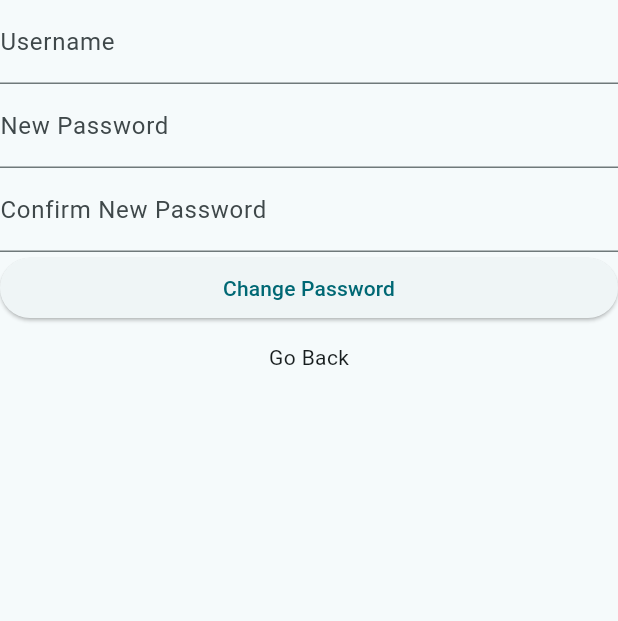
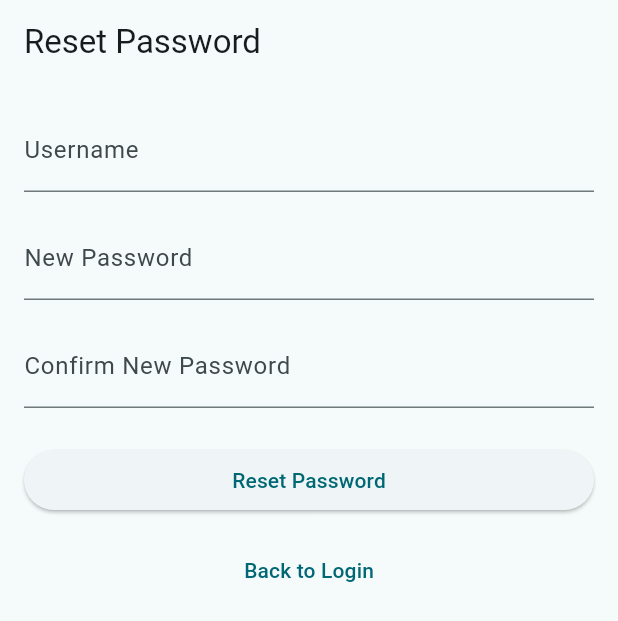
Before and after one commit to aprameyak/recipedia-flutterapp, a Flutter app: the screen it shows after launch, after a tap on "Forgot Password?", on a phone screen of 412 x 824 dp. Shown: the top 621 px of the screen. Run offline on Flutter 3.47's test engine with Material 3 defaults, Android fonts, the phone set to English and light mode, and no system bars; our stand-ins replace flutter_dotenv, google_fonts, settings_ui, supabase_flutter; accounts and stored records are empty.

Commit message:
landing page is kinda cool now. reset password and registration are not kinda cool, and reset password backend logic isn't there yet.

```diff
--- a/frontend/lib/auth/gate.dart
+++ b/frontend/lib/auth/gate.dart
@@ -2,17 +2,12 @@ import 'package:flutter/material.dart';
 import 'package:cooking_app/pages/login.dart';
 import 'package:cooking_app/pages/home.dart';
 import 'package:http/http.dart' as http;
-import 'dart:convert';
 import 'package:supabase_flutter/supabase_flutter.dart';
+
 class AuthGate extends StatelessWidget {
-
-  @override
-  void initState() {
-
-  }
-
   Future<void> sendDataToBackend(Map<String, dynamic> data) async {
-    final accessToken = Supabase.instance.client.auth.currentSession?.accessToken;
+    final accessToken =
+        Supabase.instance.client.auth.currentSession?.accessToken;
     if (accessToken == null) return;
 
     final response = await http.get(
@@ -23,9 +18,9 @@ class AuthGate extends StatelessWidget {
       },
     );
     if (response.statusCode == 200) {
-      print("Profile loaded successfully");
+      debugPrint("Profile loaded successfully");
     } else {
-      print("Failed: ${response.statusCode}");
+      debugPrint("Failed: ${response.statusCode}");
     }
   }
 
--- a/frontend/lib/pages/login.dart
+++ b/frontend/lib/pages/login.dart
@@ -4,9 +4,9 @@ import 'package:flutter/material.dart';
 import 'package:cooking_app/pages/reg.dart';
 import 'package:http/http.dart' as http;
 import 'dart:convert';
-import 'dart:math'; // For Random()
-import 'package:flutter_dotenv/flutter_dotenv.dart'; // For dotenv
-import 'package:supabase_flutter/supabase_flutter.dart';
+import 'dart:math';
+import 'package:flutter_dotenv/flutter_dotenv.dart';
+import 'package:google_fonts/google_fonts.dart';
 
 class LoginPage extends StatefulWidget {
   const LoginPage({super.key});
@@ -15,7 +15,7 @@ class LoginPage extends StatefulWidget {
   State<LoginPage> createState() => _LoginPageState();
 }
 
-//App selects a random background from unsplash upon opening the app
+//App selects a random background from pexel upon opening the app
 class _BackgroundRNG extends StatefulWidget {
   final Widget child;
   const _BackgroundRNG({required this.child});
@@ -30,8 +30,6 @@ class _BackgroundRNGState extends State<_BackgroundRNG> {
   @override
   void initState() {
     super.initState();
-    //Loads the image url BEFORE the build()
-    //Goes constructor, createState(), initState(), build()
     _imageUrlFuture = fetchRandomImageUrl('food');
     debugPrint("Background image url loaded");
   }
@@ -74,7 +72,7 @@ class _BackgroundRNGState extends State<_BackgroundRNG> {
                 image: NetworkImage(imageUrl),
                 fit: BoxFit.cover,
                 colorFilter: ColorFilter.mode(
-                  Colors.black.withValues(alpha: 0.4), // Slightly darker base
+                  Colors.black.withValues(alpha: 0.85),
                   BlendMode.darken,
                 ),
               ),
@@ -84,23 +82,35 @@ class _BackgroundRNGState extends State<_BackgroundRNG> {
                 gradient: LinearGradient(
                   begin: Alignment.topCenter,
                   end: Alignment.bottomCenter,
-                  stops: const [0.0, 0.4, 0.7, 1.0], // Adjusted fade points
+                  stops: const [0.0, 0.4, 0.7, 1.0],
                   colors: [
-                    Colors.transparent, // Top: show image
-                    Colors.black.withValues(alpha: 0.1), // Light fade starts
-                    Colors.black.withValues(alpha: 0.7), // Stronger fade
-                    Colors.black.withValues(
-                      alpha: 0.95,
-                    ), // Almost completely black
+                    Colors.transparent,
+                    Colors.black.withValues(alpha: 0.1),
+                    Colors.black.withValues(alpha: 0.7),
+                    Colors.black.withValues(alpha: 0.95),
                   ],
                 ),
               ),
               child: Column(
                 children: [
-                  SizedBox(height: MediaQuery.of(context).size.height * 0.25),
+                  SizedBox(height: MediaQuery.of(context).size.height * 0.26),
+                  Text(
+                    "Recipedia",
+                    style: GoogleFonts.playfairDisplay(
+                      fontSize: 60,
+                      color: Colors.white,
+                      decoration: TextDecoration.none,
+                      fontWeight: FontWeight.bold,
+                    ),
+                  ),
                   Expanded(
                     child: Padding(
-                      padding: EdgeInsets.all(screenWidth * 0.08),
+                      padding: EdgeInsets.only(
+                        left: screenWidth * 0.08,
+                        right: screenWidth * 0.08,
+                        top: screenWidth * 0.03,
+                        bottom: screenWidth * 0.03,
+                      ),
                       child: widget.child,
                     ),
                   ),
@@ -179,6 +189,7 @@ class _LoginPageState extends State<LoginPage> {
           title: const Text('Login', style: TextStyle(color: Colors.white)),
           backgroundColor: Colors.transparent,
           elevation: 0,
+          automaticallyImplyLeading: false,
         ),
         body: Padding(
           padding: const EdgeInsets.all(16.0),
@@ -246,7 +257,7 @@ class _LoginPageState extends State<LoginPage> {
                         MaterialPageRoute(builder: (context) => const Reg()),
                       ),
                 child: const Text(
-                  "Don't have an account? Sign Up",
+                  "Don't have an account? Sign up",
                   style: TextStyle(color: Colors.white),
                 ),
               ),
--- a/frontend/lib/pages/reg.dart
+++ b/frontend/lib/pages/reg.dart
@@ -84,7 +84,10 @@ class RegPageState extends State<Reg> {
   @override
   Widget build(BuildContext context) {
     return Scaffold(
-      appBar: AppBar(title: const Text('Register')),
+      appBar: AppBar(
+        title: const Text('Create Account'),
+        automaticallyImplyLeading: false,
+      ),
       body: Padding(
         padding: const EdgeInsets.all(16.0),
         child: ListView(
@@ -127,7 +130,7 @@ class RegPageState extends State<Reg> {
                       width: 20,
                       child: CircularProgressIndicator(strokeWidth: 2),
                     )
-                  : const Text("Register"),
+                  : const Text("Create Account"),
             ),
             const SizedBox(height: 12),
             TextButton(
--- a/frontend/lib/pages/reset.dart
+++ b/frontend/lib/pages/reset.dart
@@ -40,35 +40,42 @@ class _ResetState extends State<Reset> {
   @override
   Widget build(BuildContext context) {
     return Scaffold(
-      body: ListView(
+      appBar: AppBar(
+        title: const Text('Reset Password'),
+        automaticallyImplyLeading: false,
+      ),
+      body: Padding(
+        padding: const EdgeInsets.all(16.0),
+        child: ListView(
           children: [
             TextField(
               controller: _email,
               decoration: const InputDecoration(labelText: 'Username'),
             ),
+            const SizedBox(height: 16),
             TextField(
               controller: _newPass,
               decoration: const InputDecoration(labelText: "New Password"),
             ),
+            const SizedBox(height: 16),
             TextField(
               controller: _confirm,
               decoration: const InputDecoration(
                 labelText: "Confirm New Password",
               ),
             ),
+            const SizedBox(height: 24),
             ElevatedButton(
               onPressed: reset,
-            child: const Text("Change Password"),
+              child: const Text("Reset Password"),
             ),
             const SizedBox(height: 12),
-          GestureDetector(
-            onTap: () => Navigator.push(
-              context,
-              MaterialPageRoute(builder: (context) => const LoginPage()),
-            ),
-            child: const Center(child: Text("Go Back")),
+            TextButton(
+              onPressed: () => Navigator.pop(context),
+              child: const Center(child: Text("Back to Login")),
             ),
           ],
+        ),
       ),
     );
   }
```
Lines whose indentation alone changed are shown as unchanged.
